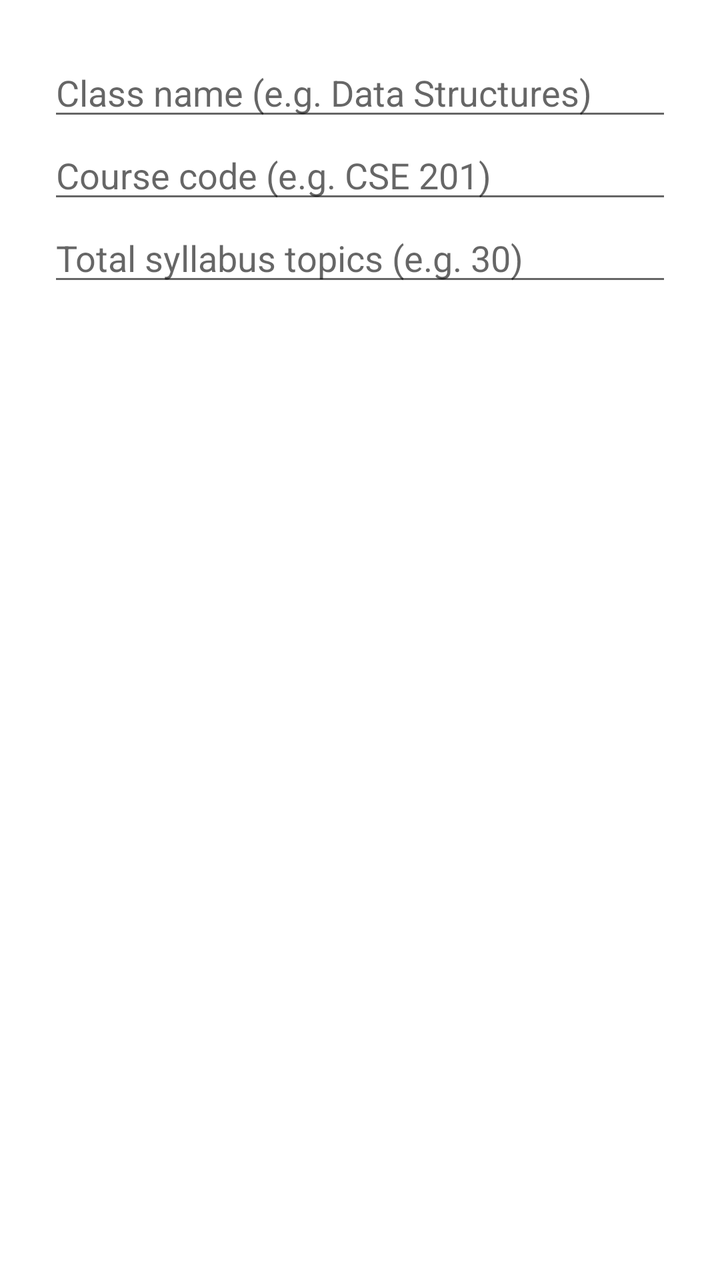
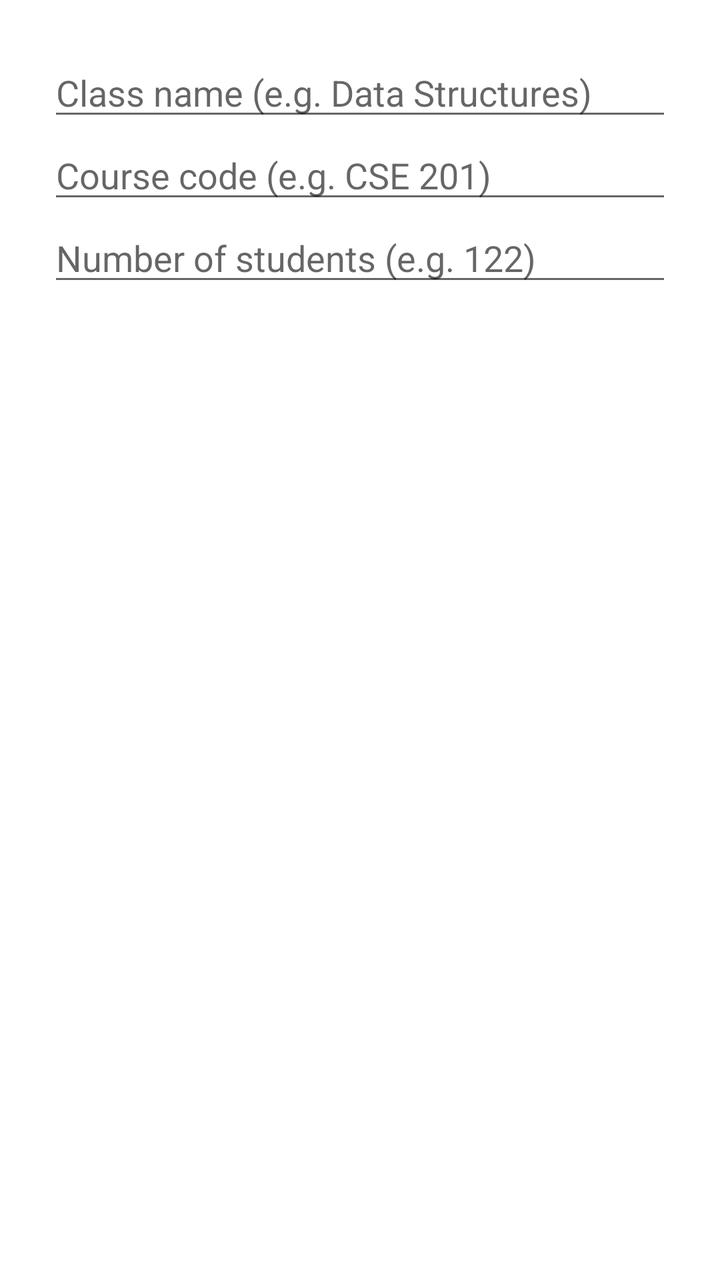

The first picture is an Android layout as it rendered before a commit; the second is the same layout after the commit. The layout source and the unified diff follow.
<!-- AndroidManifest.xml: application theme Theme.Classpilot -->
<!-- res/layout/dialog_add_class.xml -->
<?xml version="1.0" encoding="utf-8"?>
<LinearLayout xmlns:android="http://schemas.android.com/apk/res/android"
    android:layout_width="match_parent"
    android:layout_height="wrap_content"
    android:orientation="vertical"
    android:padding="24dp">

    <EditText
        android:id="@+id/etName"
        android:layout_width="match_parent"
        android:layout_height="wrap_content"
        android:hint="Class name (e.g. Data Structures)"
        android:inputType="textCapWords" />

    <EditText
        android:id="@+id/etCode"
        android:layout_width="match_parent"
        android:layout_height="wrap_content"
        android:hint="Course code (e.g. CSE 201)"
        android:inputType="textCapCharacters" />

    <EditText
        android:id="@+id/etTopics"
        android:layout_width="match_parent"
        android:layout_height="wrap_content"
        android:hint="Total syllabus topics (e.g. 30)"
        android:inputType="number" />
</LinearLayout>
<!-- resources referenced by this layout -->
<resources>
  <style name="Theme.Classpilot" parent="Theme.MaterialComponents.DayNight.DarkActionBar">
          
          <item name="colorPrimary">@color/purple_500</item>
          <item name="colorPrimaryVariant">@color/purple_700</item>
          <item name="colorOnPrimary">@color/white</item>
          
          <item name="colorSecondary">@color/teal_200</item>
          <item name="colorSecondaryVariant">@color/teal_700</item>
          <item name="colorOnSecondary">@color/black</item>
          
          <item name="android:statusBarColor" tools:targetApi="l">?attr/colorPrimaryVariant</item>
          
      </style>
  <color name="purple_500">#FF6200EE</color>
  <color name="purple_700">#FF3700B3</color>
  <color name="white">#FFFFFFFF</color>
  <color name="teal_200">#FF03DAC5</color>
  <color name="teal_700">#FF018786</color>
  <color name="black">#FF000000</color>
</resources>

<!-- the commit's change to res/layout/dialog_add_class.xml (unified diff, before → after) -->
@@ -20,9 +20,9 @@
         android:inputType="textCapCharacters" />
 
     <EditText
-        android:id="@+id/etTopics"
+        android:id="@+id/etStudents"
         android:layout_width="match_parent"
         android:layout_height="wrap_content"
-        android:hint="Total syllabus topics (e.g. 30)"
+        android:hint="Number of students (e.g. 122)"
         android:inputType="number" />
 </LinearLayout>
